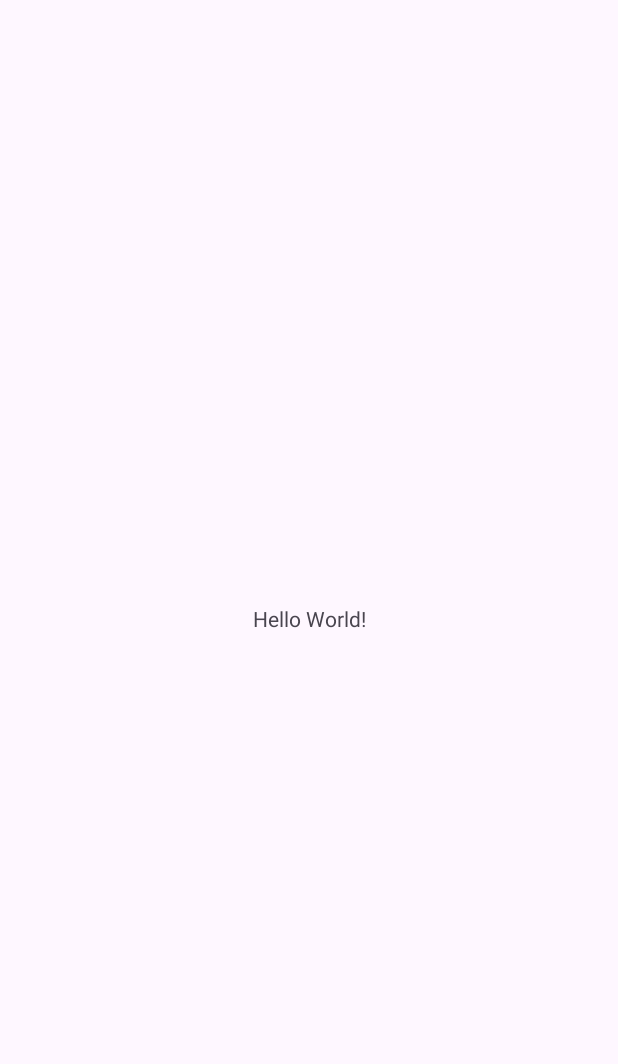
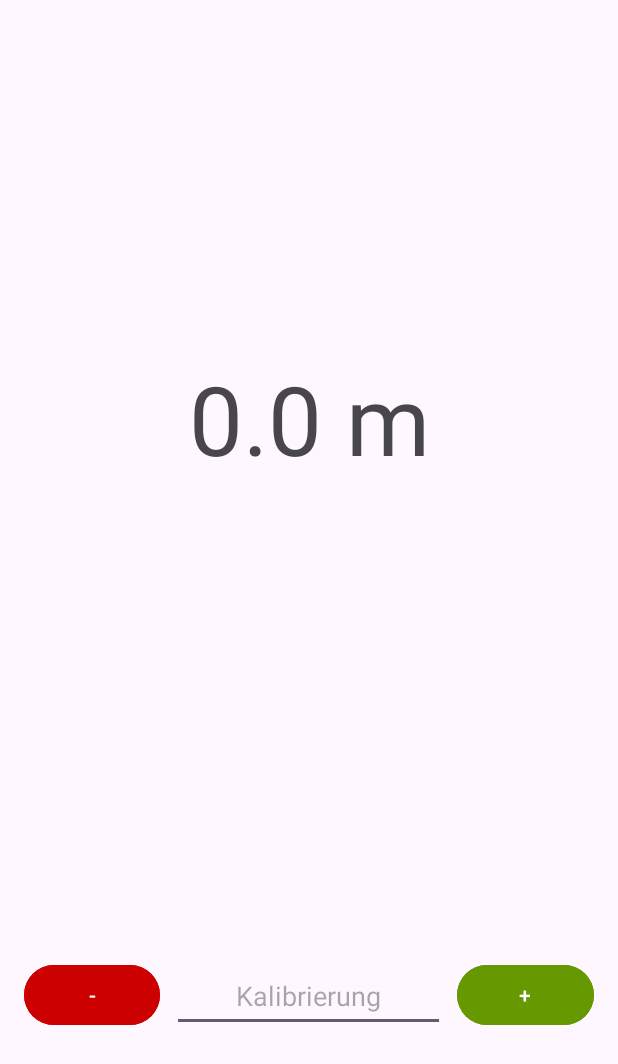
Before and after one commit to SilentNille/Hoehenmesser, an Android app: the screen it shows after launch (MainActivity), on a phone screen of 412 x 824 dp. Before the commit the part shown is almost empty. Shown: the top 1064 px of the screen. Run offline under Robolectric (Android 15) with nearby library versions, the phone set to English and light mode, and no system bars.

Commit message:
commit this shit

```diff
--- a/app/src/main/java/com/example/hoehenmesser/MainActivity.java
+++ b/app/src/main/java/com/example/hoehenmesser/MainActivity.java
@@ -1,24 +1,86 @@
 package com.example.hoehenmesser;
 
+import android.content.Context;
+import android.hardware.Sensor;
+import android.hardware.SensorEvent;
+import android.hardware.SensorEventListener;
+import android.hardware.SensorManager;
 import android.os.Bundle;
+import android.text.TextUtils;
+import android.widget.Button;
+import android.widget.EditText;
+import android.widget.TextView;
 
-import androidx.activity.EdgeToEdge;
 import androidx.appcompat.app.AppCompatActivity;
-import androidx.core.graphics.Insets;
-import androidx.core.view.ViewCompat;
-import androidx.core.view.WindowInsetsCompat;
 
-public class MainActivity extends AppCompatActivity {
+public class MainActivity extends AppCompatActivity implements SensorEventListener {
+    private static final double SEA_LEVEL_PRESSURE_HPA = 1013.25;
+    private static final double ALTITUDE_CONSTANT = 44330.0;
+    private static final double EXPONENT = 0.1903;
+    private static final int STEP_HEIGHT = 100;
+    private SensorManager sensorManager;
+    private Sensor pressureSensor;
+    private double currentAltitude = 0.0;
+    private double offset = 0.0;
+    private TextView resultDisplay;
+    private EditText calibrationTextField;
+    private Button addButton, subtractButton;
 
     @Override
     protected void onCreate(Bundle savedInstanceState) {
         super.onCreate(savedInstanceState);
-        EdgeToEdge.enable(this);
         setContentView(R.layout.activity_main);
-        ViewCompat.setOnApplyWindowInsetsListener(findViewById(R.id.main), (v, insets) -> {
-            Insets systemBars = insets.getInsets(WindowInsetsCompat.Type.systemBars());
-            v.setPadding(systemBars.left, systemBars.top, systemBars.right, systemBars.bottom);
-            return insets;
-        });
+
+        resultDisplay = findViewById(R.id.resultDisplay);
+        calibrationTextField = findViewById(R.id.calibrationTextField);
+        addButton = findViewById(R.id.additionButton);
+        subtractButton = findViewById(R.id.subtractButton);
+
+        sensorManager = (SensorManager) getSystemService(Context.SENSOR_SERVICE);
+        pressureSensor = sensorManager.getDefaultSensor(Sensor.TYPE_PRESSURE);
+
+        if (pressureSensor != null) {
+            sensorManager.registerListener(this, pressureSensor, SensorManager.SENSOR_DELAY_NORMAL);
+        }
+
+        addButton.setOnClickListener(v -> adjustOffset(STEP_HEIGHT));
+        subtractButton.setOnClickListener(v -> adjustOffset(-STEP_HEIGHT));
+    }
+
+    private void adjustOffset(int step) {
+        String input = calibrationTextField.getText().toString();
+        if (!TextUtils.isEmpty(input)) {
+            try {
+                offset = Double.parseDouble(input);
+            } catch (NumberFormatException e) {
+                offset = 0.0;
+            }
+        } else {
+            offset += step;
+        }
+        updateDisplay();
+    }
+
+    private void updateDisplay() {
+        double displayAltitude = currentAltitude + offset;
+        resultDisplay.setText(String.format("%.1f m", displayAltitude));
+    }
+
+    @Override
+    public void onSensorChanged(SensorEvent event) {
+        float pressure = event.values[0];
+        currentAltitude = ALTITUDE_CONSTANT * (1.0 - Math.pow(pressure / SEA_LEVEL_PRESSURE_HPA, EXPONENT));
+        updateDisplay();
+    }
+
+    @Override
+    public void onAccuracyChanged(Sensor sensor, int accuracy) {
+
+    }
+
+    @Override
+    protected void onPause() {
+        super.onPause();
+        sensorManager.unregisterListener(this);
     }
 }
--- a/app/src/main/res/layout/activity_main.xml
+++ b/app/src/main/res/layout/activity_main.xml
@@ -5,15 +5,69 @@
     android:id="@+id/main"
     android:layout_width="match_parent"
     android:layout_height="match_parent"
+    android:padding="16dp"
     tools:context=".MainActivity">
 
     <TextView
-        android:layout_width="wrap_content"
+        android:id="@+id/resultDisplay"
+        android:layout_width="0dp"
         android:layout_height="wrap_content"
-        android:text="Hello World!"
-        app:layout_constraintBottom_toBottomOf="parent"
+        android:layout_marginTop="212dp"
+        android:autoSizeMaxTextSize="64sp"
+        android:autoSizeMinTextSize="16sp"
+        android:autoSizeStepGranularity="2sp"
+        android:autoSizeTextType="uniform"
+        android:padding="8dp"
+        android:text="0.0 m"
+        android:textAlignment="center"
+        android:textSize="64sp"
         app:layout_constraintEnd_toEndOf="parent"
+        app:layout_constraintHorizontal_bias="0.0"
         app:layout_constraintStart_toStartOf="parent"
         app:layout_constraintTop_toTopOf="parent" />
 
+    <LinearLayout
+        android:id="@+id/buttonRow"
+        android:layout_width="0dp"
+        android:layout_height="wrap_content"
+        android:layout_marginBottom="120dp"
+        android:gravity="center"
+        android:orientation="horizontal"
+        app:layout_constraintBottom_toBottomOf="parent"
+        app:layout_constraintEnd_toEndOf="parent"
+        app:layout_constraintStart_toStartOf="parent">
+
+        <Button
+            android:id="@+id/subtractButton"
+            android:layout_width="0dp"
+            android:layout_height="wrap_content"
+            android:layout_marginEnd="8dp"
+            android:layout_weight="1"
+            android:backgroundTint="@android:color/holo_red_dark"
+            android:padding="8dp"
+            android:text="-"
+            android:textColor="@android:color/white" />
+
+        <EditText
+            android:id="@+id/calibrationTextField"
+            android:layout_width="0dp"
+            android:layout_height="wrap_content"
+            android:layout_marginEnd="8dp"
+            android:layout_weight="2"
+            android:hint="Kalibrierung"
+            android:inputType="numberDecimal"
+            android:padding="12dp"
+            android:textAlignment="center" />
+
+        <Button
+            android:id="@+id/additionButton"
+            android:layout_width="0dp"
+            android:layout_height="wrap_content"
+            android:layout_weight="1"
+            android:backgroundTint="@android:color/holo_green_dark"
+            android:padding="8dp"
+            android:text="+"
+            android:textColor="@android:color/white" />
+    </LinearLayout>
+
 </androidx.constraintlayout.widget.ConstraintLayout>
```
